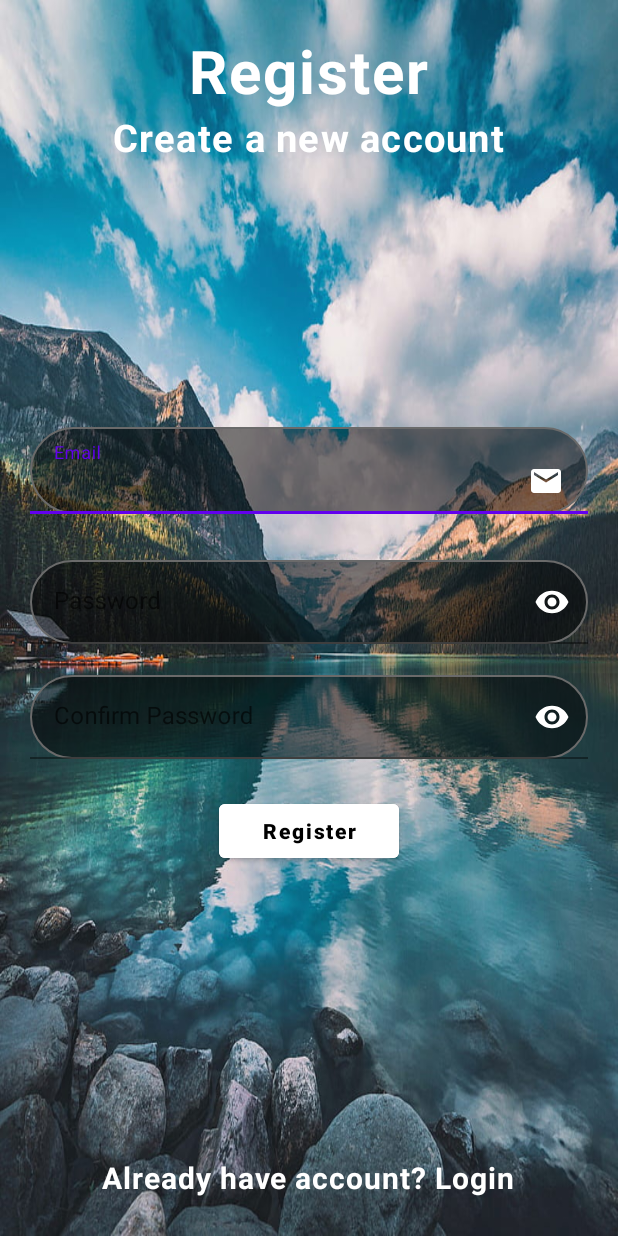
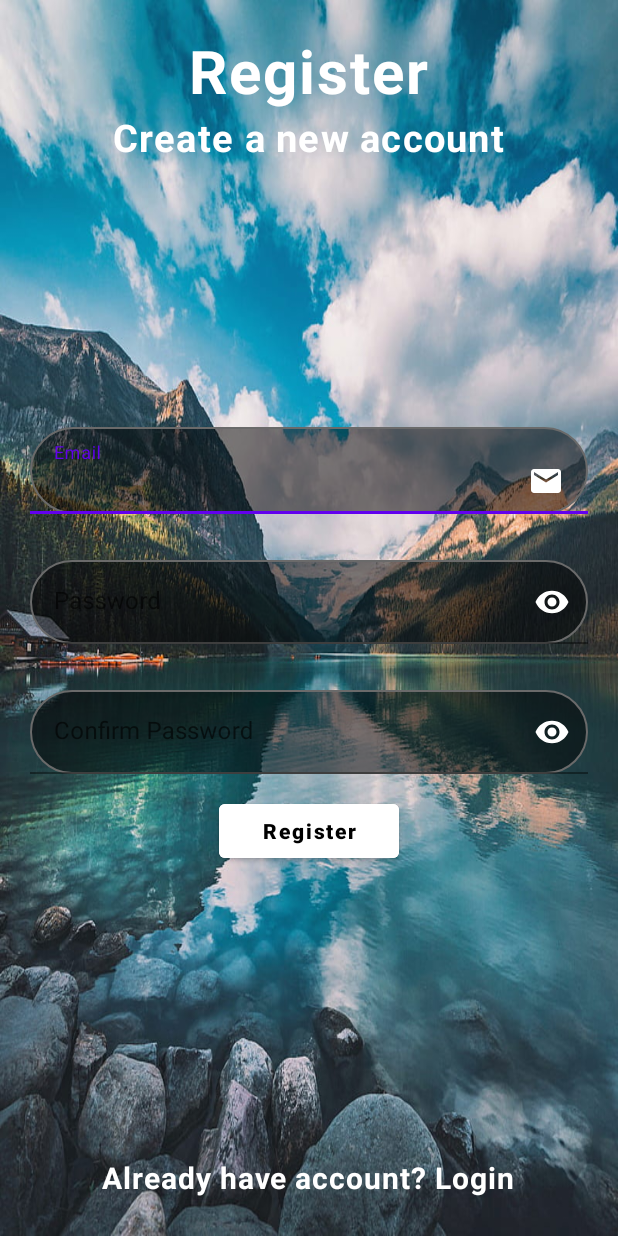
Before and after one commit to Aishab0810/ExplorProject, an Android app: the RegisterScreen screen opened directly, with no data from a screen before it, on a phone screen of 412 x 824 dp. Run offline under Robolectric (Android 15) with nearby library versions, the phone set to English and light mode, and no system bars; our stand-ins replace Firebase (no records; nobody signed in at launch, a user with empty details on screens opened directly).

Commit message:
Final changes

```diff
--- a/app/src/main/AndroidManifest.xml
+++ b/app/src/main/AndroidManifest.xml
@@ -41,7 +41,9 @@
             android:roundIcon="@drawable/logoexp"
             android:supportsRtl="true"
             android:theme="@style/Theme.ExploraHolic">
-
+        <activity
+                android:name=".convert_to_kotlin"
+                android:exported="true"/>
         <activity
                 android:name=".MapScreen.MapWithSearchbar"
                 android:exported="true"/>
--- a/app/src/main/java/com/example/exploraholic/MainScreens/User.kt
+++ b/app/src/main/java/com/example/exploraholic/MainScreens/User.kt
@@ -1,3 +1,3 @@
 package com.example.exploraholic.MainScreens
 
-data class User(var firstname : String? =null, var lastname : String? =null, var email : String? =null)
+data class User(var firstname : String? =null, var lastname : String? =null, var email : String? =null, var img: String? =null)
--- /dev/null
+++ b/app/src/main/res/drawable/profile.xml
@@ -0,0 +1,5 @@
+<vector android:height="24dp" android:tint="#FFFFFF"
+    android:viewportHeight="24" android:viewportWidth="24"
+    android:width="24dp" xmlns:android="http://schemas.android.com/apk/res/android">
+    <path android:fillColor="@android:color/white" android:pathData="M12,2C6.48,2 2,6.48 2,12s4.48,10 10,10s10,-4.48 10,-10S17.52,2 12,2zM12,6c1.93,0 3.5,1.57 3.5,3.5S13.93,13 12,13s-3.5,-1.57 -3.5,-3.5S10.07,6 12,6zM12,20c-2.03,0 -4.43,-0.82 -6.14,-2.88C7.55,15.8 9.68,15 12,15s4.45,0.8 6.14,2.12C16.43,19.18 14.03,20 12,20z"/>
+</vector>
--- a/app/src/main/res/layout/activity_dashboard.xml
+++ b/app/src/main/res/layout/activity_dashboard.xml
@@ -105,7 +105,6 @@
             android:layout_height="match_parent"
             android:layout_marginTop="-340dp"
     />
-
 
     <de.hdodenhof.circleimageview.CircleImageView
             android:layout_width="70dp"
--- a/app/src/main/res/layout/activity_forgot_password.xml
+++ b/app/src/main/res/layout/activity_forgot_password.xml
@@ -48,6 +48,7 @@
                     android:drawableRight="@drawable/ic_email"
                     android:drawableTint="@color/white"
                     android:hint="Enter your email"
+                    android:textColor="@color/white"
                     android:background="@drawable/edit_text_bg"
                     android:textColorHint="@color/white"
             />
--- a/app/src/main/res/layout/activity_login_screen.xml
+++ b/app/src/main/res/layout/activity_login_screen.xml
@@ -54,6 +54,7 @@
                 android:textColorHint="@color/white"
                 android:drawableRight="@drawable/ic_email"
                 android:drawableTint="@color/white"
+                android:textColor="@color/white"
                 android:inputType="textEmailAddress" />
 
     </com.google.android.material.textfield.TextInputLayout>
@@ -73,6 +74,7 @@
                 android:background="@drawable/edit_text_bg"
                 android:layout_width="match_parent"
                 android:layout_height="wrap_content"
+                android:textColor="@color/white"
                 android:hint="Password"
                 android:textColorHint="@color/white"
                 android:inputType="textPassword" />
--- a/app/src/main/res/layout/activity_register_screen.xml
+++ b/app/src/main/res/layout/activity_register_screen.xml
@@ -50,6 +50,7 @@
                 android:background="@drawable/edit_text_bg"
                 android:textColorHint="@color/white"
                 android:hint="Email"
+                android:textColor="@color/white"
                 android:drawableRight="@drawable/ic_email"
                 android:drawableTint="@color/white"
                 android:inputType="textEmailAddress" />
@@ -73,6 +74,7 @@
                 android:layout_width="match_parent"
                 android:layout_height="wrap_content"
                 android:hint="Password"
+                android:textColor="@color/white"
                 android:textColorHint="@color/white"
                 android:inputType="textPassword" />
 
@@ -83,7 +85,7 @@
             android:layout_width="match_parent"
             android:layout_height="wrap_content"
             android:layout_below="@+id/password11"
-            android:layout_centerInParent="true"
+            android:layout_marginTop="10dp"
             app:passwordToggleTint="@color/white"
             app:errorEnabled="true"
             app:passwordToggleEnabled="true">
@@ -94,6 +96,7 @@
                 android:layout_width="match_parent"
                 android:layout_height="wrap_content"
                 android:hint="Confirm Password"
+                android:textColor="@color/white"
                 android:textColorHint="@color/white"
                 android:inputType="textPassword" />
 
```
Also changed, not shown: app/src/main/res/drawable/plc.JPG (added).
